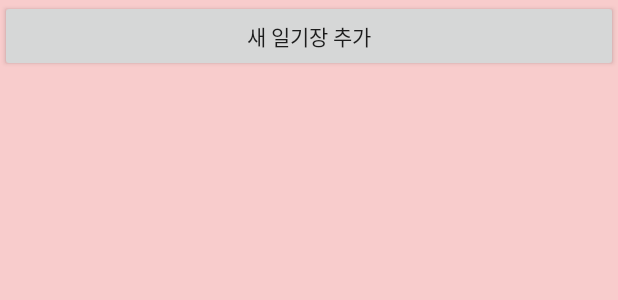
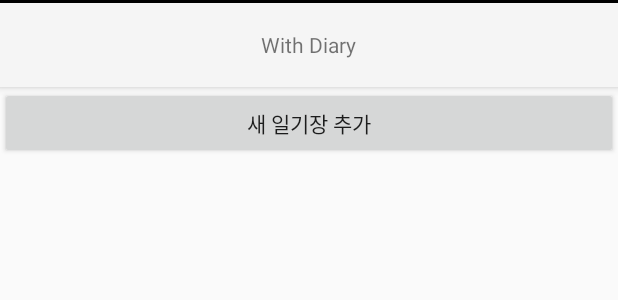
Before and after one commit to pika96/WithDiary, an Android app: the layout activity_make_diary_.xml on its own in the app's theme, with its tools: preview values and no code run, on a phone screen of 412 x 824 dp. Shown: the top 300 px of the screen. Run offline under Robolectric (Android 15) with nearby library versions, the phone set to English and light mode, and no system bars.

Commit message:
navigation drawer ect...
네비게이션 드로어 구현
사람 추가 여러명 할 수 있는 ui구현

```diff
--- a/app/src/main/AndroidManifest.xml
+++ b/app/src/main/AndroidManifest.xml
@@ -13,7 +13,7 @@
         android:label="@string/app_name"
         android:roundIcon="@mipmap/ic_launcher_round"
         android:supportsRtl="true"
-        android:theme="@style/Theme.Design.Light.NoActionBar">
+        android:theme="@style/Theme.AppCompat.Light.NoActionBar">
         <activity android:name=".make_new_diary"></activity>
         <activity android:name=".name" />
         <activity android:name=".Main_Screen" />
--- a/app/src/main/res/layout/activity_make_diary_.xml
+++ b/app/src/main/res/layout/activity_make_diary_.xml
@@ -1,15 +1,68 @@
 <?xml version="1.0" encoding="utf-8"?>
-<LinearLayout xmlns:android="http://schemas.android.com/apk/res/android"
+<androidx.drawerlayout.widget.DrawerLayout
+    xmlns:android="http://schemas.android.com/apk/res/android"
+    xmlns:app="http://schemas.android.com/apk/res-auto"
+    xmlns:tools="http://schemas.android.com/tools"
+    tools:context=".Make_diary_Activity"
+    tools:openDrawer="left"
+    android:id="@+id/drawer_layout"
     android:layout_width="match_parent"
     android:layout_height="match_parent"
-    android:background="@color/babyPink"
+    android:layout_gravity="start"
+    >
+
+    <com.google.android.material.navigation.NavigationView
+        android:id="@+id/nav_view"
+        android:layout_width="wrap_content"
+        android:layout_height="match_parent"
+        android:layout_gravity="start"
+        android:fitsSystemWindows="true"
+        app:headerLayout="@layout/userinfo_header"
+        app:menu="@menu/menu" />
+
+    <LinearLayout
+
+    android:layout_width="match_parent"
+    android:layout_height="match_parent"
     android:orientation="vertical">
+
+    <View
+        android:id="@+id/view_toolbar"
+        android:layout_width="match_parent"
+        android:layout_height="2dp"
+        android:background="@android:color/black"
+        android:layout_below="@+id/toolbar"/>
+
+    <androidx.appcompat.widget.Toolbar
+        android:id="@+id/my_toolbar"
+        android:layout_width="match_parent"
+        android:layout_height="?attr/actionBarSize"
+        android:background="?attr/colorPrimary"
+        android:elevation="4dp"
+        android:theme="@style/ThemeOverlay.AppCompat.ActionBar"
+        app:popupTheme="@style/ThemeOverlay.AppCompat.Light">
+
+
+    <TextView
+        android:id="@+id/toolbar_title"
+        android:text="With Diary"
+        android:layout_width="wrap_content"
+        android:layout_height="wrap_content"
+        android:layout_gravity="center" />
+
+    </androidx.appcompat.widget.Toolbar>
+
+
+
+
+
 
     <Button
         android:id="@+id/make_new_diary_btn"
         android:layout_width="match_parent"
         android:layout_height="wrap_content"
         android:text="새 일기장 추가" />
+
 
 
     <View
@@ -24,4 +77,6 @@
             android:scrollbars="horizontal" />
 
 
-</LinearLayout>
+    </LinearLayout>
+
+</androidx.drawerlayout.widget.DrawerLayout>
--- /dev/null
+++ b/app/src/main/res/menu/menu.xml
@@ -0,0 +1,21 @@
+<?xml version="1.0" encoding="utf-8"?>
+<menu xmlns:android="http://schemas.android.com/apk/res/android">
+    <group android:checkableBehavior="single">
+    <item
+        android:id="@+id/action_settings"
+        android:title="코드복사"
+        style="@style/TextAppearance.AppCompat.Widget.ActionBar.Title"
+        />
+    <!--아이콘 넣고싶을때 android:icon="@drawable/flowermdpi"-->
+
+    <item
+        android:id="@+id/action_settings2"
+        android:title="로그아웃"
+        style="@style/TextAppearance.AppCompat.Widget.ActionBar.Title"/>
+
+    <item
+        android:id="@+id/action_settings3"
+        android:title="이용약관"
+        style="@style/TextAppearance.AppCompat.Widget.ActionBar.Title"/>
+    </group>
+</menu>
--- a/app/src/main/res/values/dimen.xml
+++ b/app/src/main/res/values/dimen.xml
@@ -3,5 +3,11 @@
 <resources>
 
     <dimen name="dialog_margin">25dp</dimen>
+    <dimen name="activity_horizontal_margin">16dp</dimen>
+    <dimen name="activity_vertical_margin">16dp</dimen>
+    <dimen name="nav_header_vertical_spacing">8dp</dimen>
+    <dimen name="nav_header_height">220dp</dimen>
+    <dimen name="fab_margin">16dp</dimen>
+
 
 </resources>
--- a/app/src/main/res/values/styles.xml
+++ b/app/src/main/res/values/styles.xml
@@ -1,7 +1,7 @@
 <resources>
 
     <!-- Base application theme. -->
-    <style name="AppTheme" parent="Theme.AppCompat.Light.DarkActionBar">
+    <style name="AppTheme" parent="Theme.AppCompat.Light.NoActionBar">
         <!-- Customize your theme here. -->
         <item name="colorPrimary">@color/colorPrimary</item>
         <item name="colorPrimaryDark">@color/colorPrimaryDark</item>
```
Also changed, not shown: app/src/main/java/com/example/withdiary/Make_diary_Activity.java (+156 -91 lines), app/src/main/java/com/example/withdiary/make_new_diary.java (+31 -3 lines), app/src/main/res/layout/activity_make_new_diary.xml (+37 -3 lines), app/src/main/res/layout/userinfo_header.xml (added, +46 -0 lines), app/src/main/res/drawable/smile.png (added).
